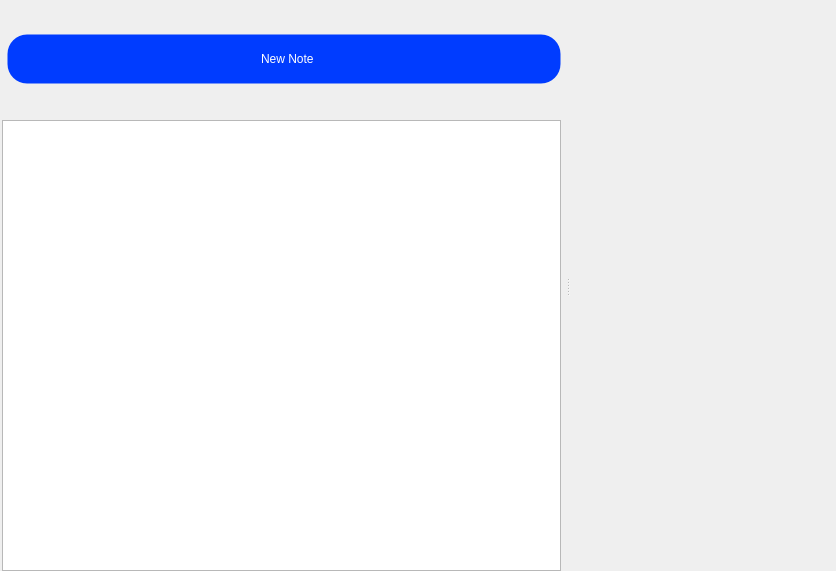
This is forms/NotesDisplayingTab.ui in Patryk-Trojak/Notes as Qt 5 draws it before an edit. The edited form follows.
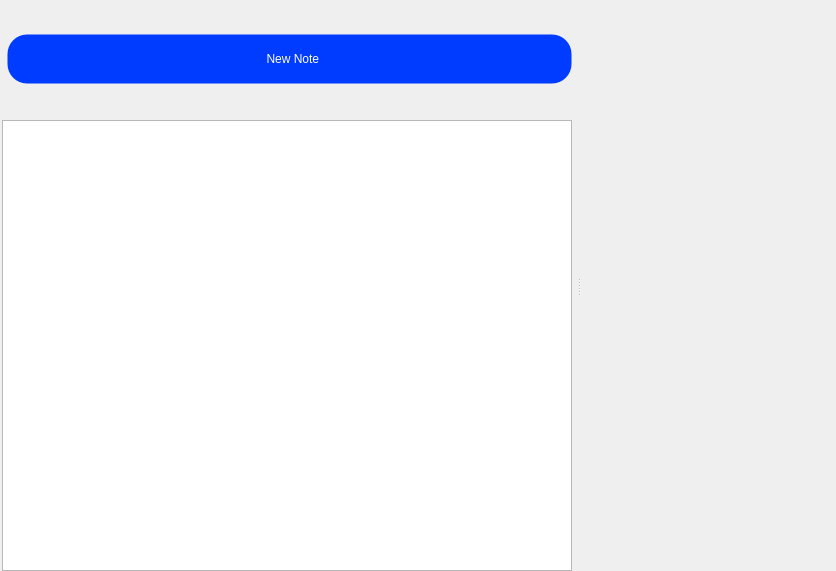
This is the edited form. Icons and pictures are not drawn. Custom widgets are drawn as their Qt base class.

Commit message: Remove right margin in NotesDisplayingTab

```diff
--- a/forms/NotesDisplayingTab.ui
+++ b/forms/NotesDisplayingTab.ui
@@ -26,6 +26,9 @@
    <property name="topMargin">
     <number>0</number>
    </property>
+   <property name="rightMargin">
+    <number>0</number>
+   </property>
    <property name="bottomMargin">
     <number>0</number>
    </property>
```
